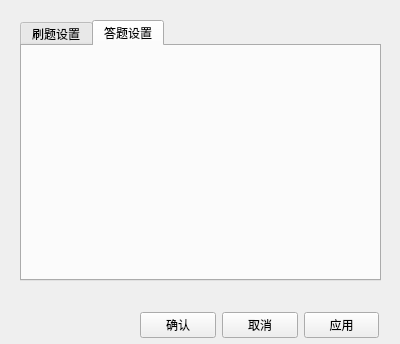
First picture: the form in view/首选项.ui, repository ularch/Easy_Cidaren, before the edit.
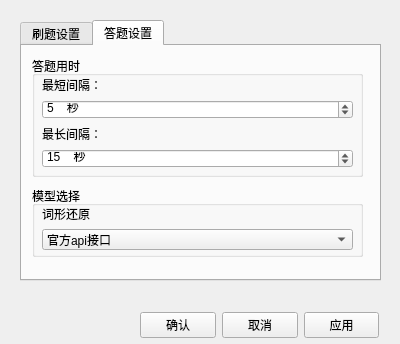
Second picture: the form after the edit. The open tabs and pages were chosen to show the change.

Commit message: fix: 修复获取任务列表重复的错误 feat: 更新首选项

The edit to the form file:
```diff
--- a/view/首选项.ui
+++ b/view/首选项.ui
@@ -96,6 +96,114 @@
     <attribute name="title">
      <string>答题设置</string>
     </attribute>
+    <widget class="QGroupBox" name="groupBox_2">
+     <property name="geometry">
+      <rect>
+       <x>10</x>
+       <y>10</y>
+       <width>331</width>
+       <height>121</height>
+      </rect>
+     </property>
+     <property name="title">
+      <string>答题用时</string>
+     </property>
+     <widget class="QWidget" name="verticalLayoutWidget_2">
+      <property name="geometry">
+       <rect>
+        <x>10</x>
+        <y>20</y>
+        <width>311</width>
+        <height>92</height>
+       </rect>
+      </property>
+      <layout class="QVBoxLayout" name="verticalLayout_2">
+       <item>
+        <widget class="QLabel" name="label_4">
+         <property name="text">
+          <string>最短间隔：</string>
+         </property>
+        </widget>
+       </item>
+       <item>
+        <widget class="QSpinBox" name="min_time_2">
+         <property name="suffix">
+          <string>    秒</string>
+         </property>
+         <property name="value">
+          <number>5</number>
+         </property>
+        </widget>
+       </item>
+       <item>
+        <widget class="QLabel" name="label_5">
+         <property name="text">
+          <string>最长间隔：</string>
+         </property>
+        </widget>
+       </item>
+       <item>
+        <widget class="QSpinBox" name="max_time_2">
+         <property name="suffix">
+          <string>    秒</string>
+         </property>
+         <property name="value">
+          <number>15</number>
+         </property>
+        </widget>
+       </item>
+      </layout>
+     </widget>
+    </widget>
+    <widget class="QGroupBox" name="groupBox_3">
+     <property name="geometry">
+      <rect>
+       <x>10</x>
+       <y>140</y>
+       <width>331</width>
+       <height>71</height>
+      </rect>
+     </property>
+     <property name="title">
+      <string>模型选择</string>
+     </property>
+     <widget class="QWidget" name="verticalLayoutWidget_3">
+      <property name="geometry">
+       <rect>
+        <x>10</x>
+        <y>19</y>
+        <width>311</width>
+        <height>45</height>
+       </rect>
+      </property>
+      <layout class="QVBoxLayout" name="verticalLayout_3">
+       <property name="spacing">
+        <number>6</number>
+       </property>
+       <item>
+        <widget class="QLabel" name="label_3">
+         <property name="text">
+          <string>词形还原</string>
+         </property>
+        </widget>
+       </item>
+       <item>
+        <widget class="QComboBox" name="api_choices">
+         <item>
+          <property name="text">
+           <string>官方api接口</string>
+          </property>
+         </item>
+         <item>
+          <property name="text">
+           <string>本地模型</string>
+          </property>
+         </item>
+        </widget>
+       </item>
+      </layout>
+     </widget>
+    </widget>
    </widget>
   </widget>
   <widget class="QWidget" name="horizontalLayoutWidget">
@@ -131,7 +239,7 @@
     </item>
    </layout>
   </widget>
-  <widget class="QLabel" name="label_3">
+  <widget class="QLabel" name="warn_info">
    <property name="geometry">
     <rect>
      <x>30</x>
```
Left out of the diff: 10 changed lines with no effect on the pictures. The commit also changes 8 other files.
